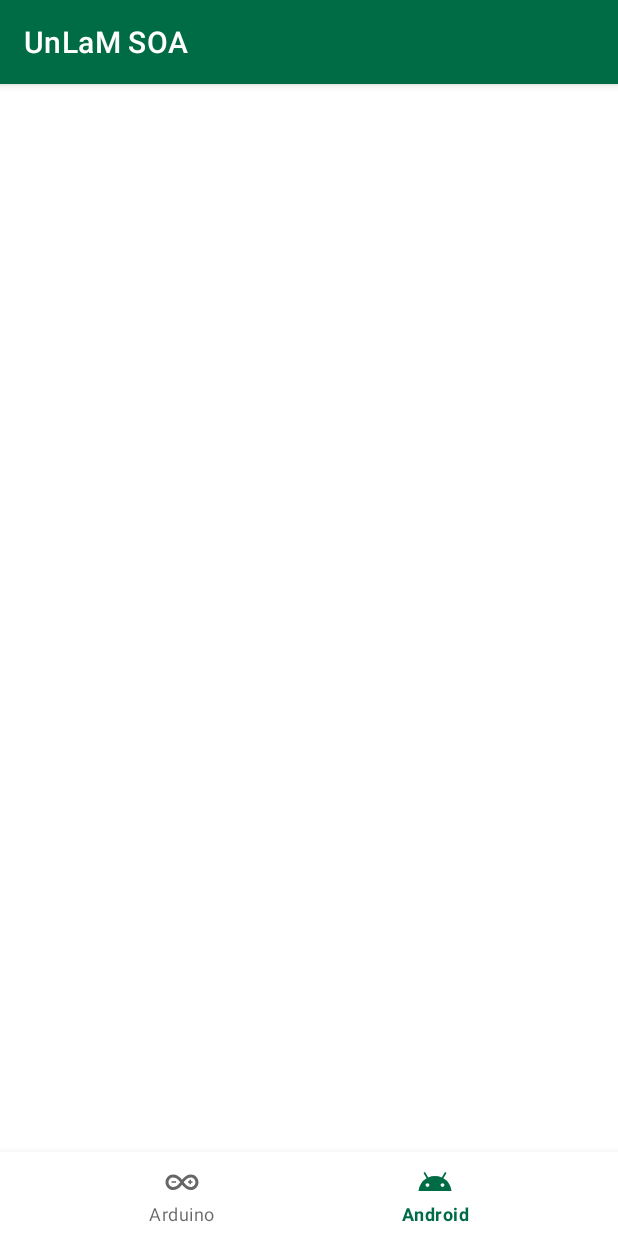
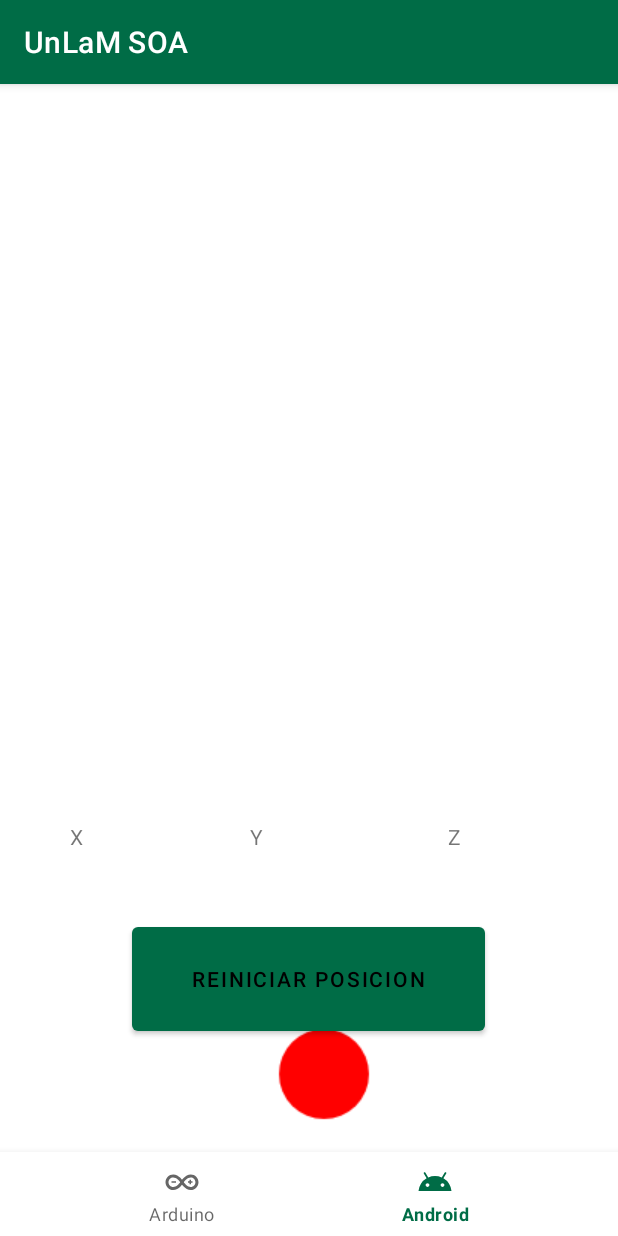
Before and after one commit to SantiMenendez19/soa_tp2_android_2022, an Android app: the AndroidActivity screen opened directly, with no data from a screen before it, on a phone screen of 412 x 824 dp. Run offline under Robolectric (Android 15) with nearby library versions, the phone set to English and light mode, and no system bars.

Commit message:
Implementacion de sensorManager y actividad Android con gyroscopio (falta estructurar MVP)

```diff
--- a/Andorid/Tp2/app/src/main/java/com/unlam/soa/tp2/view/AndroidActivity.java
+++ b/Andorid/Tp2/app/src/main/java/com/unlam/soa/tp2/view/AndroidActivity.java
@@ -3,16 +3,37 @@ package com.unlam.soa.tp2.view;
 import androidx.appcompat.app.AppCompatActivity;
 import androidx.constraintlayout.widget.ConstraintLayout;
 import android.content.Intent;
+import android.graphics.Bitmap;
+import android.graphics.Canvas;
+import android.graphics.Color;
+import android.graphics.Paint;
+import android.hardware.Sensor;
+import android.hardware.SensorEvent;
+import android.hardware.SensorEventListener;
+import android.hardware.SensorManager;
 import android.os.Bundle;
+import android.widget.Button;
+import android.widget.ImageView;
+import android.widget.TextView;
+
 import com.google.android.material.bottomnavigation.BottomNavigationView;
 import com.google.android.material.navigation.NavigationBarView;
 import com.unlam.soa.tp2.R;
 import com.unlam.soa.tp2.interfaces.IView;
 import com.unlam.soa.tp2.presenter.AndroidPresenter;
 
-public class AndroidActivity extends AppCompatActivity implements IView {
+public class AndroidActivity extends AppCompatActivity implements IView, SensorEventListener {
     AndroidPresenter presenter;
     ConstraintLayout constraintLayout;
+
+    private SensorManager sensorManager;
+    private Sensor sensorGyroscope;
+
+    private TextView gyroscopeX;
+    private TextView gyroscopeY;
+    private TextView gyroscopeZ;
+    private Button button;
+    private ImageView circle;
 
     @Override
     protected void onCreate(Bundle savedInstanceState) {
@@ -20,6 +41,20 @@ public class AndroidActivity extends AppCompatActivity implements IView {
         setContentView(R.layout.activity_android);
         this.constraintLayout = findViewById(R.id.constraintLayoutAnd);
         this.presenter = new AndroidPresenter(this,constraintLayout);
+
+        sensorManager = (SensorManager)getSystemService(SENSOR_SERVICE);
+        sensorGyroscope = sensorManager.getDefaultSensor(Sensor.TYPE_GYROSCOPE);
+
+        button = findViewById(R.id.button);
+        gyroscopeX = findViewById(R.id.gyroscopeX);
+        gyroscopeY = findViewById(R.id.gyroscopeY);
+        gyroscopeZ = findViewById(R.id.gyroscopeZ);
+
+        circle = findViewById(R.id.circle);
+        createBitMap();
+        circle.setY(900);
+        circle.setX(0);
+        button.setOnClickListener(view -> resetCirclePosition());
 
         BottomNavigationView bottomNavigation = findViewById(R.id.bottom_navigation);
         bottomNavigation.setSelectedItemId(R.id.android);
@@ -49,4 +84,63 @@ public class AndroidActivity extends AppCompatActivity implements IView {
     };
 
 
+    @Override
+    protected void onResume() {
+        super.onResume();
+        sensorManager.registerListener(this, sensorGyroscope, SensorManager.SENSOR_DELAY_NORMAL);
+    }
+
+    public void resetCirclePosition() {
+        circle.setY(900);
+        circle.setX(550);
+    }
+
+    private void createBitMap() {
+        Bitmap bitMap = Bitmap.createBitmap(100, 100, Bitmap.Config.ARGB_8888);
+        bitMap = bitMap.copy(bitMap.getConfig(), true);
+        Canvas canvas = new Canvas(bitMap);
+
+        Paint paint = new Paint();
+        paint.setAntiAlias(true);
+        paint.setColor(Color.RED);
+        paint.setStyle(Paint.Style.FILL);
+        canvas.drawCircle(60, 60, 30, paint);
+        circle.setImageBitmap(bitMap);
+    }
+
+    @Override
+    protected void onPause() {
+        super.onPause();
+        sensorManager.unregisterListener(this);
+    }
+
+    @Override
+    public void onSensorChanged(SensorEvent sensorEvent) {
+        float gyroscopeX = sensorEvent.values[0];
+        float gyroscopeY = sensorEvent.values[1];
+        float gyroscopeZ = sensorEvent.values[2];
+
+        if (gyroscopeX > 0) {
+            circle.setY(circle.getY() + 50);
+        }
+        else if (gyroscopeX < 0) {
+            circle.setY(circle.getY() - 50);
+        }
+
+        if (gyroscopeY > 0) {
+            circle.setX(circle.getX() + 50);
+        }
+        else if (gyroscopeY < 0) {
+            circle.setX(circle.getX() - 50);
+        }
+
+        this.gyroscopeX.setText(String.valueOf(gyroscopeX));
+        this.gyroscopeY.setText(String.valueOf(gyroscopeY));
+        this.gyroscopeZ.setText(String.valueOf(gyroscopeZ));
+    }
+
+    @Override
+    public void onAccuracyChanged(Sensor sensor, int i) {
+
+    }
 }
--- a/Andorid/Tp2/app/src/main/res/layout/activity_android.xml
+++ b/Andorid/Tp2/app/src/main/res/layout/activity_android.xml
@@ -20,4 +20,57 @@
         app:layout_constraintRight_toRightOf="parent"
         app:menu="@menu/bottom_navigation_menu" />
 
+    <TextView
+        android:id="@+id/gyroscopeZ"
+        android:layout_width="50dp"
+        android:layout_height="20dp"
+        android:layout_marginTop="492dp"
+        android:text="Z"
+        app:layout_constraintEnd_toEndOf="parent"
+        app:layout_constraintHorizontal_bias="0.825"
+        app:layout_constraintStart_toStartOf="parent"
+        app:layout_constraintTop_toTopOf="parent" />
+
+    <TextView
+        android:id="@+id/gyroscopeY"
+        android:layout_width="50dp"
+        android:layout_height="20dp"
+        android:layout_marginTop="492dp"
+        android:text="Y"
+        app:layout_constraintEnd_toEndOf="parent"
+        app:layout_constraintHorizontal_bias="0.461"
+        app:layout_constraintStart_toStartOf="parent"
+        app:layout_constraintTop_toTopOf="parent" />
+
+    <Button
+        android:id="@+id/button"
+        android:layout_width="235dp"
+        android:layout_height="81dp"
+        android:layout_marginStart="88dp"
+        android:layout_marginTop="556dp"
+        android:baselineAligned="false"
+        android:text="Reiniciar posicion"
+        app:layout_constraintStart_toStartOf="parent"
+        app:layout_constraintTop_toTopOf="parent" />
+
+    <TextView
+        android:id="@+id/gyroscopeX"
+        android:layout_width="50dp"
+        android:layout_height="20dp"
+        android:layout_marginTop="492dp"
+        android:text="X"
+        app:layout_constraintEnd_toEndOf="parent"
+        app:layout_constraintHorizontal_bias="0.128"
+        app:layout_constraintStart_toStartOf="parent"
+        app:layout_constraintTop_toTopOf="parent" />
+
+    <ImageView
+        android:id="@+id/circle"
+        android:layout_width="100dp"
+        android:layout_height="100dp"
+        app:layout_constraintEnd_toEndOf="parent"
+        app:layout_constraintStart_toStartOf="parent"
+        app:layout_constraintTop_toTopOf="parent"
+        app:srcCompat="@android:drawable/screen_background_light_transparent" />
+
 </androidx.constraintlayout.widget.ConstraintLayout>
--- a/Andorid/Tp2/build.gradle
+++ b/Andorid/Tp2/build.gradle
@@ -1,5 +1,5 @@
 // Top-level build file where you can add configuration options common to all sub-projects/modules.
 plugins {
-    id 'com.android.application' version '7.3.0' apply false
-    id 'com.android.library' version '7.3.0' apply false
+    id 'com.android.application' version '7.3.1' apply false
+    id 'com.android.library' version '7.3.1' apply false
 }
```
